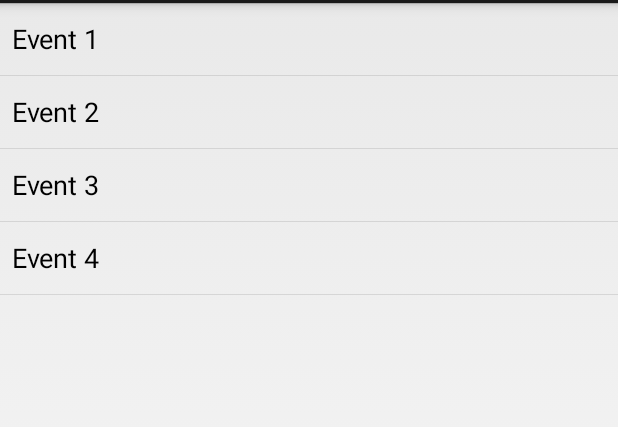
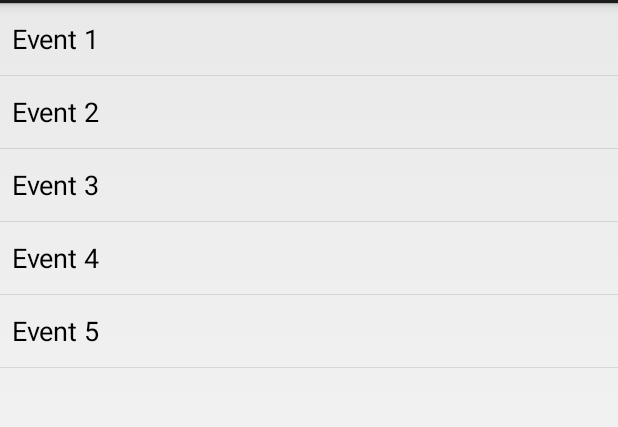
Before and after one commit to rahul-soshte/Hunterapp, an Android app: the screen it shows after launch (MainActivity), on a phone screen of 412 x 824 dp, the part 69-496 px from its top. Run offline under Robolectric (Android 15) with nearby library versions, the phone set to English and light mode, and no system bars.

Commit message:
User Event Classes and Suggestion Primitive Completion

```diff
--- a/app/src/main/java/com/example/hunter/planmap123/Chats.java
+++ /dev/null
@@ -1,30 +0,0 @@
-package com.example.hunter.planmap123;
-
-public class Chats {
-    private String name;
-
-    public static final Chats[] chat = {
-            new Chats("Event 1"),
-            new Chats("Event 2"),
-            new Chats("Event 3"),
-            new Chats("Event 4")
-
-    };
-
-    private Chats(String name)
-    {
-        this.name=name;
-
-    }
-public String getName()
-{
-    return name;
-
-
-}
-    public String toString()
-    {
-        return this.name;
-    }
-
-}
--- /dev/null
+++ b/app/src/main/java/com/example/hunter/planmap123/ChatsFn/Chats.java
@@ -0,0 +1,6 @@
+package com.example.hunter.planmap123.ChatsFn;
+
+public class Chats {
+
+
+}
--- a/app/src/main/java/com/example/hunter/planmap123/CustomAdapter/PlaceAdapter.java
+++ b/app/src/main/java/com/example/hunter/planmap123/CustomAdapter/PlaceAdapter.java
@@ -32,8 +32,6 @@ public PlaceAdapter(Context context,int textViewResourceId,ArrayList<Places> pla
         {
             LayoutInflater inflater=(LayoutInflater)getContext().getSystemService(Context.LAYOUT_INFLATER_SERVICE);
             v=inflater.inflate(R.layout.list_item,null);
-
-
         }
         Places i=places.get(position);
   if(i!=null)
--- /dev/null
+++ b/app/src/main/java/com/example/hunter/planmap123/Events/EventsOne.java
@@ -0,0 +1,58 @@
+package com.example.hunter.planmap123.Events;
+
+import com.example.hunter.planmap123.ChatsFn.Chats;
+import com.example.hunter.planmap123.User.UserOne;
+import com.google.android.gms.maps.GoogleMap;
+
+import java.util.ArrayList;
+
+/**
+ * Created by hunter on 4/5/17.
+ */
+
+public class EventsOne {
+
+    public ArrayList<UserOne> UsersList;
+    public GoogleMap map;
+    public Chats chat_instance;
+    public String event_name;
+
+
+    public EventsOne(String event_name)
+    {
+
+        this.event_name=event_name;
+
+    }
+
+    public static final EventsOne[] event = {
+            new EventsOne("Event 1"),
+            new EventsOne("Event 2"),
+            new EventsOne("Event 3"),
+            new EventsOne("Event 4"),
+            new EventsOne("Event 5")
+
+    };
+
+    public String toString()
+    {
+        return this.event_name;
+    }
+
+    private String getEvent_name()
+    {
+        return event_name;
+
+    }
+
+    public void addUser(UserOne u1)
+    {
+        UsersList.add(u1);
+    }
+    public void removeUser(UserOne u1)
+    {
+        UsersList.remove(u1);
+
+    }
+
+}
--- a/app/src/main/java/com/example/hunter/planmap123/MainActivity.java
+++ b/app/src/main/java/com/example/hunter/planmap123/MainActivity.java
@@ -7,6 +7,8 @@ import android.view.View;
 import android.widget.ArrayAdapter;
 import android.widget.ListView;
 
+import com.example.hunter.planmap123.Events.EventsOne;
+import com.example.hunter.planmap123.Suggestion.SuggestionActivity;
 import com.example.hunter.planmap123.jason.JasonActivity;
 
 
@@ -17,7 +19,7 @@ public class MainActivity extends ListActivity {
         super.onCreate(savedInstanceState);
         // setContentView(R.layout.activity_main);
         ListView listChats = getListView();
-        ArrayAdapter<Chats> listAdapter = new ArrayAdapter<Chats>(this, android.R.layout.simple_list_item_1, Chats.chat);
+        ArrayAdapter<EventsOne> listAdapter = new ArrayAdapter<EventsOne>(this, android.R.layout.simple_list_item_1, EventsOne.event);
         listChats.setAdapter(listAdapter);
     }
 
@@ -39,5 +41,11 @@ public class MainActivity extends ListActivity {
             startActivity(intent);
 
         }
+        else if(position==4)
+        {
+            Intent intent=new Intent(MainActivity.this, SuggestionActivity.class);
+            startActivity(intent);
+
+        }
     }
 }
--- a/app/src/main/java/com/example/hunter/planmap123/jason/JasonActivity.java
+++ b/app/src/main/java/com/example/hunter/planmap123/jason/JasonActivity.java
@@ -18,6 +18,7 @@ import org.json.JSONObject;
 import java.util.ArrayList;
 //AIzaSyCineFailFgYFaUrUGfMxrrxsUKYSSFvIU
 //https://maps.googleapis.com/maps/api/place/textsearch/xml?query=restaurants+in+Sydney&key= AIzaSyCineFailFgYFaUrUGfMxrrxsUKYSSFvIU
+
 public class JasonActivity extends Activity {
 
     private String TAG=JasonActivity.class.getSimpleName();
--- a/app/src/main/res/layout/activity_jason.xml
+++ b/app/src/main/res/layout/activity_jason.xml
@@ -4,8 +4,10 @@ xmlns:tools="http://schemas.android.com/tools"
     android:layout_width="match_parent"
     android:layout_height="match_parent"
     tools:context="com.example.hunter.planmap123.jason.JasonActivity">
+
     <ListView
         android:id="@+id/list"
         android:layout_width="fill_parent"
         android:layout_height="wrap_content" />
+
 </RelativeLayout>
--- a/app/src/main/res/layout/list_item.xml
+++ b/app/src/main/res/layout/list_item.xml
@@ -17,6 +17,7 @@
        android:layout_height="wrap_content"
        android:paddingBottom="2dip"
        android:textColor="@color/colorAccent"  />
+
    <TextView
        android:id="@+id/lat"
 
```
Also changed, not shown: app/src/main/AndroidManifest.xml (+4 -3 lines), app/src/main/java/com/example/hunter/planmap123/CustomAdapter/EventAdapter.java (added, +8 -0 lines), app/src/main/java/com/example/hunter/planmap123/Suggestion/SuggestionActivity.java (added, +182 -0 lines), app/src/main/java/com/example/hunter/planmap123/User/UserOne.java (added, +55 -0 lines), app/src/main/res/layout/activity_suggestion.xml (added, +49 -0 lines), app/src/main/res/values/strings.xml (+10 -2 lines), 1 other file.
